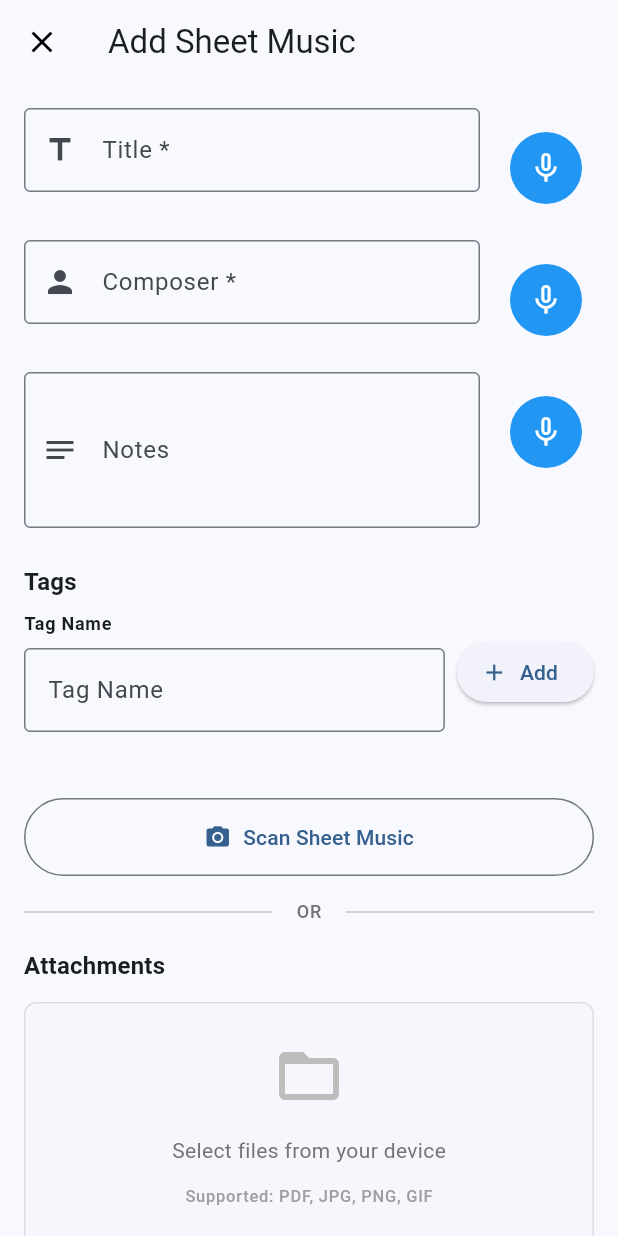
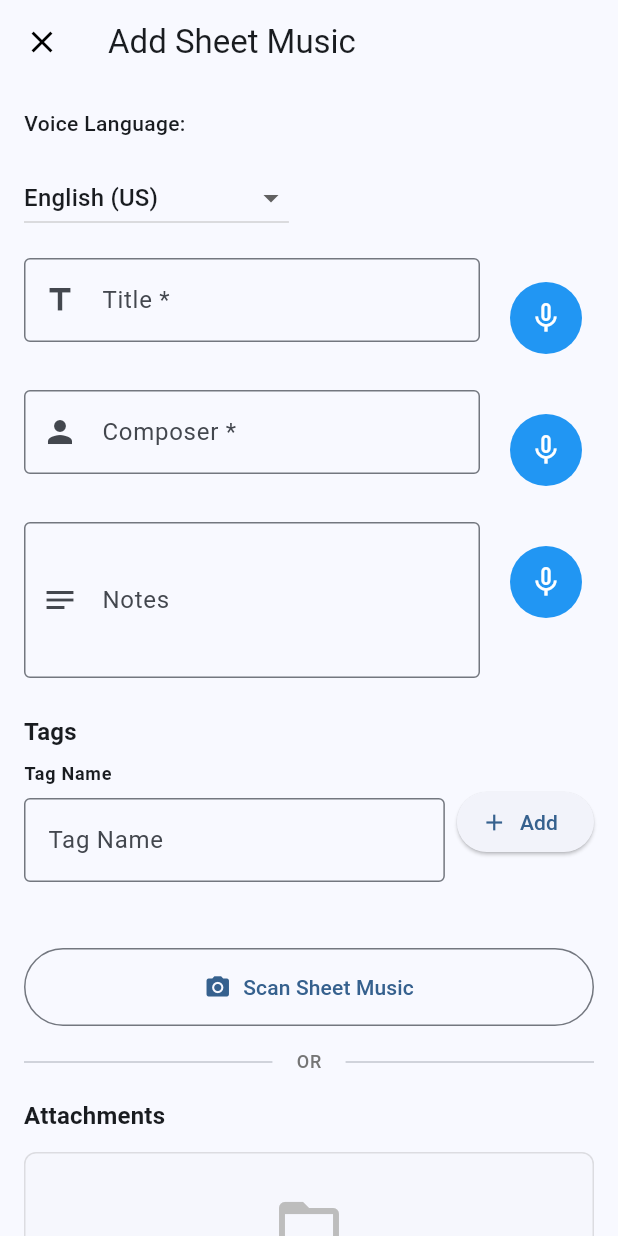
Before and after one commit to tomatitito/sheet-scanner, a Flutter app: the _AddSheetForm screen opened directly with empty values, on a phone screen of 412 x 824 dp. Run offline on Flutter 3.47's test engine with Material 3 defaults, Android fonts, the phone set to English and light mode, and no system bars; our stand-ins replace camera, drift, equatable, file_picker, flutter_bloc, freezed_annotation and 6 more; missing offline and left inert: google_mlkit_text_recognition; accounts and stored records are empty; generated files the repository leaves out were written again.

Commit message:
Complete dictation feature improvements
- Reduce timeout from 60s to 30s for faster feedback (sheet-scanner-70d)
- Add done button for manual confirmation during recording (sheet-scanner-e9r)
- Create LanguageSelector widget for voice language choice (sheet-scanner-edi)
- Integrate language selector into AddSheetPage and EditSheetPage
- All lint and formatting checks pass

```diff
--- a/lib/core/services/speech_recognition_service.dart
+++ b/lib/core/services/speech_recognition_service.dart
@@ -62,7 +62,7 @@ abstract class SpeechRecognitionService {
     required Function(String text, bool isFinal) onResult,
     required Function(String error) onError,
     String language = 'en_US',
-    Duration listenFor = const Duration(minutes: 1),
+    Duration listenFor = const Duration(seconds: 30),
   });
 
   /// Stop listening without canceling the current session.
@@ -135,17 +135,18 @@ class SpeechRecognitionServiceImpl implements SpeechRecognitionService {
     return switch (_lastUnavailableReason) {
       SpeechUnavailableReason.serviceNotAvailable =>
         'Google Speech Recognition service is not available on this device. '
-        'Please ensure Google Play Services is installed and up to date.',
+            'Please ensure Google Play Services is installed and up to date.',
       SpeechUnavailableReason.microphonePermissionDenied =>
         'Microphone permission is required for voice input. '
-        'Please grant the permission when prompted.',
+            'Please grant the permission when prompted.',
       SpeechUnavailableReason.microphonePermissionPermanentlyDenied =>
         'Microphone permission has been permanently denied. '
-        'Please enable it in Settings → Apps → Sheet Scanner → Permissions.',
+            'Please enable it in Settings → Apps → Sheet Scanner → Permissions.',
       SpeechUnavailableReason.manifestPermissionsMissing =>
         'The app requires microphone permissions to be configured. '
-        'Please reinstall the app.',
-      SpeechUnavailableReason.unknown || null =>
+            'Please reinstall the app.',
+      SpeechUnavailableReason.unknown ||
+      null =>
         'Speech recognition is not available. Please check your device settings.',
     };
   }
@@ -186,7 +187,7 @@ class SpeechRecognitionServiceImpl implements SpeechRecognitionService {
     required Function(String text, bool isFinal) onResult,
     required Function(String error) onError,
     String language = 'en_US',
-    Duration listenFor = const Duration(minutes: 1),
+    Duration listenFor = const Duration(seconds: 30),
   }) async {
     try {
       // Verify availability before attempting to listen
--- a/lib/features/sheet_music/domain/usecases/transcribe_voice_use_case.dart
+++ b/lib/features/sheet_music/domain/usecases/transcribe_voice_use_case.dart
@@ -13,7 +13,7 @@ class TranscribeVoiceParams {
 
   TranscribeVoiceParams({
     this.language = 'en_US',
-    this.listenFor = const Duration(minutes: 1),
+    this.listenFor = const Duration(seconds: 30),
   });
 }
 
--- a/lib/features/sheet_music/presentation/cubit/dictation_cubit.dart
+++ b/lib/features/sheet_music/presentation/cubit/dictation_cubit.dart
@@ -33,7 +33,7 @@ class DictationCubit extends Cubit<DictationState> {
   /// or an error state if something goes wrong.
   Future<void> startDictation({
     String language = 'en_US',
-    Duration listenFor = const Duration(minutes: 1),
+    Duration listenFor = const Duration(seconds: 30),
   }) async {
     // If already listening, ignore
     final isListening = state.whenOrNull(
--- a/lib/features/sheet_music/presentation/pages/add_sheet_page.dart
+++ b/lib/features/sheet_music/presentation/pages/add_sheet_page.dart
@@ -7,6 +7,7 @@ import 'package:sheet_scanner/features/sheet_music/data/services/file_picker_ser
 import 'package:sheet_scanner/features/sheet_music/presentation/cubit/add_sheet_cubit.dart';
 import 'package:sheet_scanner/features/sheet_music/presentation/cubit/add_sheet_state.dart';
 import 'package:sheet_scanner/features/sheet_music/presentation/widgets/file_picker_drop_zone.dart';
+import 'package:sheet_scanner/features/sheet_music/presentation/widgets/language_selector.dart';
 import 'package:sheet_scanner/features/sheet_music/presentation/widgets/voice_input_button.dart';
 
 /// Page for adding a new sheet music entry to the library
@@ -239,6 +240,25 @@ class _AddSheetFormState extends State<_AddSheetForm> {
               child: Column(
                 crossAxisAlignment: CrossAxisAlignment.start,
                 children: [
+                  // Language selector for voice recognition
+                  const Padding(
+                    padding: EdgeInsets.only(bottom: 16.0),
+                    child: Row(
+                      children: [
+                        Text(
+                          'Voice Language:',
+                          style: TextStyle(fontWeight: FontWeight.w500),
+                        ),
+                        SizedBox(width: 12),
+                      ],
+                    ),
+                  ),
+                  Padding(
+                    padding: const EdgeInsets.only(bottom: 16.0),
+                    child: LanguageSelector(
+                      initialLanguage: 'en_US',
+                    ),
+                  ),
                   // Title field with voice input
                   Row(
                     crossAxisAlignment: CrossAxisAlignment.start,
--- a/lib/features/sheet_music/presentation/pages/edit_sheet_page.dart
+++ b/lib/features/sheet_music/presentation/pages/edit_sheet_page.dart
@@ -4,6 +4,7 @@ import 'package:go_router/go_router.dart';
 import 'package:sheet_scanner/core/di/injection.dart';
 import 'package:sheet_scanner/features/sheet_music/presentation/cubit/edit_sheet_cubit.dart';
 import 'package:sheet_scanner/features/sheet_music/presentation/cubit/edit_sheet_state.dart';
+import 'package:sheet_scanner/features/sheet_music/presentation/widgets/language_selector.dart';
 import 'package:sheet_scanner/features/sheet_music/presentation/widgets/voice_input_button.dart';
 
 /// Page for editing an existing sheet music entry
@@ -301,6 +302,22 @@ class _EditSheetFormState extends State<_EditSheetForm> {
                 child: Column(
                   crossAxisAlignment: CrossAxisAlignment.start,
                   children: [
+                    // Language selector for voice recognition
+                    Padding(
+                      padding: const EdgeInsets.only(bottom: 16.0),
+                      child: Row(
+                        children: [
+                          const Text(
+                            'Voice Language:',
+                            style: TextStyle(fontWeight: FontWeight.w500),
+                          ),
+                          const SizedBox(width: 12),
+                          LanguageSelector(
+                            initialLanguage: 'en_US',
+                          ),
+                        ],
+                      ),
+                    ),
                     // Title field with voice input
                     Row(
                       crossAxisAlignment: CrossAxisAlignment.start,
--- /dev/null
+++ b/lib/features/sheet_music/presentation/widgets/language_selector.dart
@@ -0,0 +1,99 @@
+import 'package:flutter/material.dart';
+import 'package:sheet_scanner/core/di/injection.dart';
+import 'package:sheet_scanner/features/sheet_music/presentation/cubit/dictation_cubit.dart';
+
+/// Language selector dropdown for voice dictation.
+///
+/// Allows users to choose their preferred language for speech recognition.
+/// Integrates with the DictationCubit to set the language.
+class LanguageSelector extends StatefulWidget {
+  /// Callback when language is changed
+  final ValueChanged<String>? onLanguageChanged;
+
+  /// Available languages to display (language codes like 'en_US', 'es_ES')
+  final List<String> availableLanguages;
+
+  /// Initial selected language
+  final String initialLanguage;
+
+  const LanguageSelector({
+    super.key,
+    this.onLanguageChanged,
+    this.availableLanguages = const [
+      'en_US',
+      'en_GB',
+      'es_ES',
+      'es_MX',
+      'fr_FR',
+      'de_DE',
+      'it_IT',
+      'pt_BR',
+      'ja_JP',
+      'zh_CN',
+      'zh_TW',
+      'ko_KR',
+    ],
+    this.initialLanguage = 'en_US',
+  });
+
+  @override
+  State<LanguageSelector> createState() => _LanguageSelectorState();
+}
+
+class _LanguageSelectorState extends State<LanguageSelector> {
+  late String _selectedLanguage;
+  late DictationCubit _dictationCubit;
+
+  @override
+  void initState() {
+    super.initState();
+    _selectedLanguage = widget.initialLanguage;
+    _dictationCubit = getIt<DictationCubit>();
+  }
+
+  /// Map language codes to human-readable names
+  String _getLanguageName(String languageCode) {
+    final languageNames = {
+      'en_US': 'English (US)',
+      'en_GB': 'English (UK)',
+      'es_ES': 'Spanish (Spain)',
+      'es_MX': 'Spanish (Mexico)',
+      'fr_FR': 'French',
+      'de_DE': 'German',
+      'it_IT': 'Italian',
+      'pt_BR': 'Portuguese (Brazil)',
+      'ja_JP': 'Japanese',
+      'zh_CN': 'Chinese (Simplified)',
+      'zh_TW': 'Chinese (Traditional)',
+      'ko_KR': 'Korean',
+    };
+    return languageNames[languageCode] ?? languageCode;
+  }
+
+  void _onLanguageChanged(String? newLanguage) {
+    if (newLanguage != null && newLanguage != _selectedLanguage) {
+      setState(() {
+        _selectedLanguage = newLanguage;
+      });
+      _dictationCubit.setLanguage(newLanguage);
+      widget.onLanguageChanged?.call(newLanguage);
+    }
+  }
+
+  @override
+  Widget build(BuildContext context) {
+    return DropdownButton<String>(
+      value: _selectedLanguage,
+      onChanged: _onLanguageChanged,
+      isExpanded: false,
+      items: widget.availableLanguages
+          .map<DropdownMenuItem<String>>(
+            (String language) => DropdownMenuItem<String>(
+              value: language,
+              child: Text(_getLanguageName(language)),
+            ),
+          )
+          .toList(),
+    );
+  }
+}
--- a/lib/features/sheet_music/presentation/widgets/voice_input_button.dart
+++ b/lib/features/sheet_music/presentation/widgets/voice_input_button.dart
@@ -148,7 +148,14 @@ class _VoiceInputButtonState extends State<VoiceInputButton>
                   if (_isListening)
                     Padding(
                       padding: const EdgeInsets.only(top: 8.0),
-                      child: _buildListeningIndicator(state),
+                      child: Column(
+                        mainAxisSize: MainAxisSize.min,
+                        children: [
+                          _buildListeningIndicator(state),
+                          const SizedBox(height: 12),
+                          _buildDoneButton(),
+                        ],
+                      ),
                     ),
                   // Show confidence after completion
                   if (state.maybeWhen(
@@ -313,4 +320,17 @@ class _VoiceInputButtonState extends State<VoiceInputButton>
       orElse: () => const SizedBox.shrink(),
     );
   }
+
+  Widget _buildDoneButton() {
+    return ElevatedButton.icon(
+      onPressed: _cubit.stopDictation,
+      icon: const Icon(Icons.check),
+      label: const Text('Done'),
+      style: ElevatedButton.styleFrom(
+        backgroundColor: Colors.green,
+        foregroundColor: Colors.white,
+        padding: const EdgeInsets.symmetric(horizontal: 16, vertical: 8),
+      ),
+    );
+  }
 }
```
Also changed, not shown: 2 other files.
